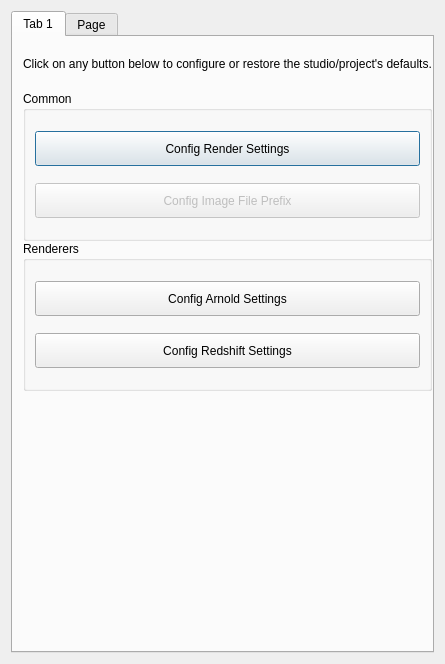
Above: resources/dialog.ui from rbraga3d/tk-multi-defcon before the change. Below: the same form after it.
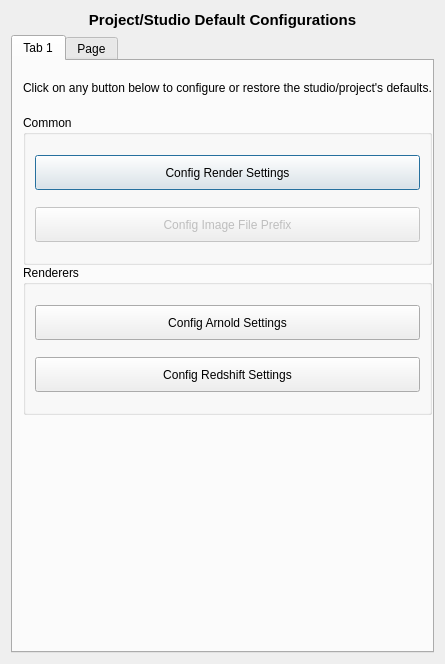
That is the form after the change.

Commit message: Mais melhoras na UI

Diff of the .ui file:
```diff
--- a/resources/dialog.ui
+++ b/resources/dialog.ui
@@ -14,6 +14,26 @@
    <string>The Current Sgtk Environment</string>
   </property>
   <layout class="QVBoxLayout" name="verticalLayout">
+   <item>
+    <widget class="QLabel" name="header_label">
+     <property name="font">
+      <font>
+       <pointsize>11</pointsize>
+       <weight>75</weight>
+       <bold>true</bold>
+      </font>
+     </property>
+     <property name="text">
+      <string>Project/Studio Default Configurations</string>
+     </property>
+     <property name="alignment">
+      <set>Qt::AlignCenter</set>
+     </property>
+     <property name="margin">
+      <number>10</number>
+     </property>
+    </widget>
+   </item>
    <item>
     <widget class="QTabWidget" name="main_tab_widget">
      <property name="sizePolicy">
@@ -56,6 +76,9 @@
        </property>
        <item>
         <layout class="QVBoxLayout" name="label_layout">
+         <property name="spacing">
+          <number>20</number>
+         </property>
          <property name="topMargin">
           <number>20</number>
          </property>
```
The commit also changes 4 other files.
